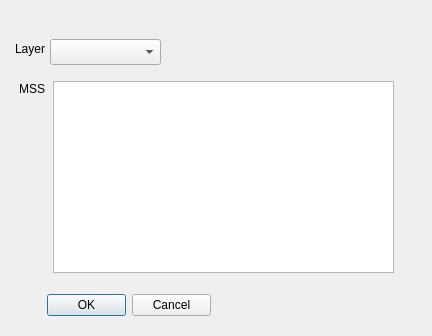
First picture: the form in ui_qgistilemillexport.ui, repository yuletide/QGISTileMillExport, before the edit.
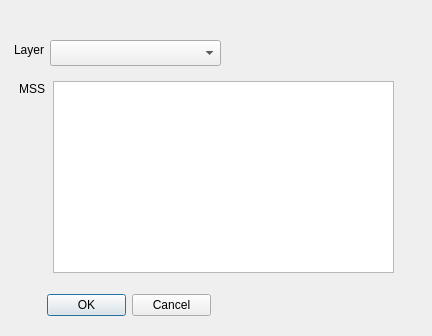
Second picture: the form after the edit.

Commit message: made layer combobox wider, updated screenshot

The edit to the form file:
```diff
--- a/ui_qgistilemillexport.ui
+++ b/ui_qgistilemillexport.ui
@@ -43,8 +43,8 @@
    <property name="geometry">
     <rect>
      <x>50</x>
-     <y>39</y>
-     <width>111</width>
+     <y>40</y>
+     <width>171</width>
      <height>26</height>
     </rect>
    </property>
@@ -52,10 +52,10 @@
   <widget class="QLabel" name="label_3">
    <property name="geometry">
     <rect>
-     <x>11</x>
-     <y>41</y>
+     <x>10</x>
+     <y>40</y>
      <width>34</width>
-     <height>16</height>
+     <height>20</height>
     </rect>
    </property>
    <property name="text">
```
Left out of the diff: 2 changed lines with no effect on the pictures. The commit also changes 2 other files.
